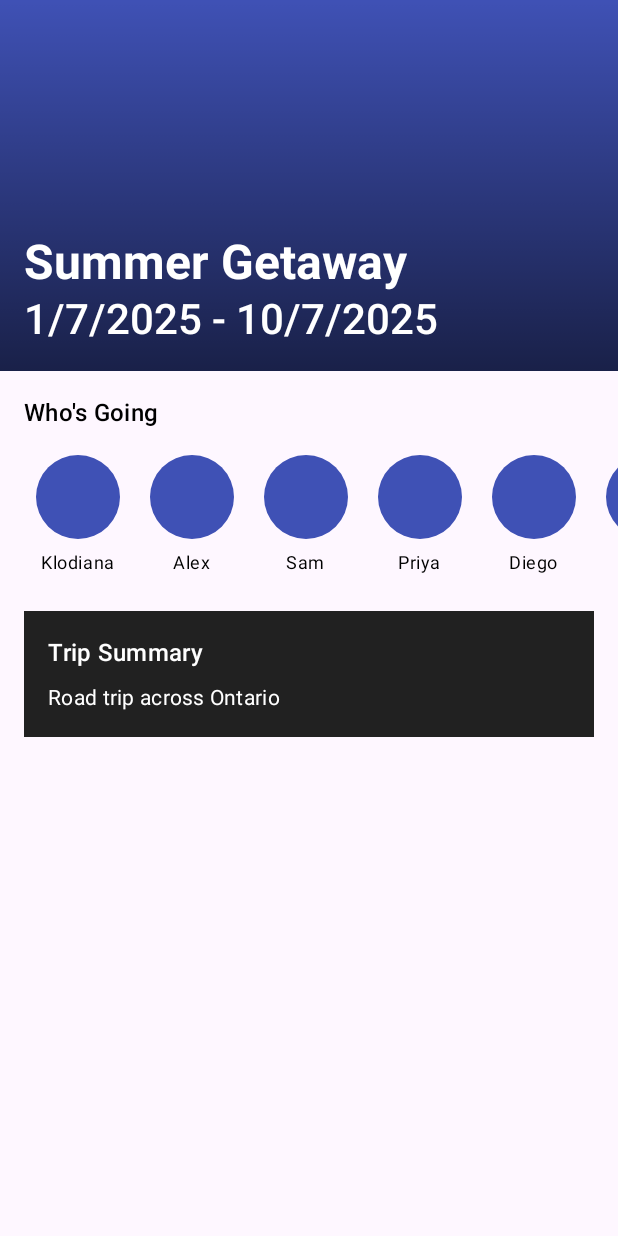
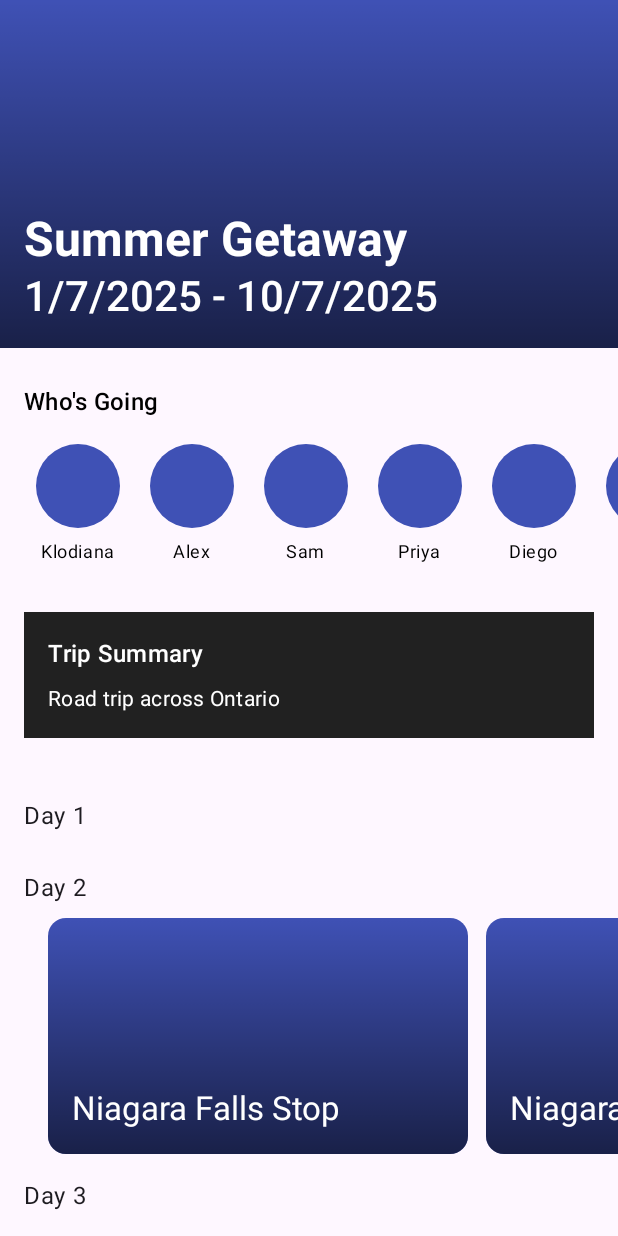
Before and after one commit to EECS3311F25/project-group-ak, an Android app built with Jetpack Compose: the @Preview function App, on a phone screen of 412 x 824 dp. Run offline under Robolectric (Android 15) with nearby library versions, the phone set to English and light mode, and no system bars.

Commit message:
[Scrum-18] Finish Barebones Trip View

```diff
--- a/KotlinProject/composeApp/src/commonMain/kotlin/org/example/project/view/App.kt
+++ b/KotlinProject/composeApp/src/commonMain/kotlin/org/example/project/view/App.kt
@@ -35,6 +35,8 @@ val trip = Trip(
     ),
     events = listOf(
         Event(title = "Niagara Falls Stop", date = LocalDate(2025, 7, 2)),
+        Event(title = "Niagara Boat Tour", date = LocalDate(2025, 7, 2)),
+        Event(title = "Table Rock Lunch", date = LocalDate(2025, 7, 2)),
         Event(title = "Ottawa Parliament Tour", date = LocalDate(2025, 7, 8))
     )
 )
--- a/KotlinProject/composeApp/src/commonMain/kotlin/org/example/project/view/TripView.kt
+++ b/KotlinProject/composeApp/src/commonMain/kotlin/org/example/project/view/TripView.kt
@@ -12,6 +12,7 @@ import androidx.compose.foundation.layout.fillMaxSize
 import androidx.compose.foundation.layout.padding
 import androidx.compose.foundation.layout.height
 import androidx.compose.foundation.layout.size
+import androidx.compose.foundation.layout.width
 import androidx.compose.foundation.lazy.LazyRow
 import androidx.compose.foundation.lazy.LazyColumn
 import androidx.compose.foundation.lazy.items
@@ -33,16 +34,21 @@ import org.example.project.model.Trip
 import org.example.project.model.Event
 import org.example.project.model.User
 import org.example.project.utils.rangeUntil
+import androidx.compose.foundation.layout.aspectRatio
 
 @Composable
 fun TripView(modifier: Modifier = Modifier, trip: Trip) {
     Box(
         modifier = modifier
     ) {
-        Column () {
-            Header(trip.title, trip.startDate, trip.endDate)
-            ListMembersSection(trip.users)
-            TripSummarySection(trip.description)
+        LazyColumn(
+            modifier = Modifier.fillMaxSize(),
+            verticalArrangement = Arrangement.spacedBy(8.dp)
+        ) {
+            item { Header(trip.title, trip.startDate, trip.endDate) }
+            item { ListMembersSection(trip.users) }
+            item { TripSummarySection(trip.description) }
+            item { EventsSection(trip.startDate, trip.endDate, trip.events) }
         }
     }
 }
@@ -52,7 +58,7 @@ fun Header(tripTitle: String, startDate: LocalDate, endDate: LocalDate) {
     Box(
         modifier = Modifier
             .fillMaxWidth()
-            .fillMaxHeight(0.3f),
+            .aspectRatio(16f / 9f),
         contentAlignment = Alignment.BottomStart,
     ){
         Image(
@@ -174,9 +180,8 @@ fun TripSummarySection(tripSummary: String) {
 fun EventsSection(startDate: LocalDate, endDate: LocalDate, events: List<Event>) {
     val dates = startDate.rangeUntil(endDate)
     val eventsByDate = events.groupBy { it.date }
-    LazyColumn {
-        items(count = dates.size) { index ->
-            val date = dates[index]
+    Column {
+        dates.forEachIndexed { index, date ->
             val list = eventsByDate[date].orEmpty()
             EventsGroup(date, index, list)
         }
@@ -186,41 +191,43 @@ fun EventsSection(startDate: LocalDate, endDate: LocalDate, events: List<Event>)
 @Composable
 // TODO: Find a way to get rid of the counter/index, I don't like it
 fun EventsGroup(date: LocalDate, index: Int, eventsForDate: List<Event>) {
-    Column() {
+    Column(Modifier.padding(start = 16.dp, top = 16.dp)) {
         Text(
             text = "Day ${index + 1}",
         )
         Spacer(modifier = Modifier.height(8.dp))
-        LazyRow {
+        LazyRow(
+            modifier = Modifier.padding(start = 16.dp),
+            horizontalArrangement = Arrangement.spacedBy(12.dp)
+        ) {
             items(eventsForDate) { event ->
-                EventCard(event)
+                EventCard(event, modifier = Modifier.width(280.dp))
             }
         }
     }
-
 }
 
 @Composable
-fun EventCard(event: Event) {
+fun EventCard(event: Event, modifier: Modifier = Modifier) {
     Box(
-        modifier = Modifier
-            .fillMaxWidth()
-            .fillMaxHeight(0.3f),
-        contentAlignment = Alignment.BottomStart,
-    ){
+        modifier = modifier
+            .width(280.dp)
+            .aspectRatio(16f / 9f)   // fixed width + aspect ratio gives a stable size in a LazyRow
+            .clip(androidx.compose.foundation.shape.RoundedCornerShape(12.dp)),
+        contentAlignment = Alignment.BottomStart
+    ) {
         Image(
-            // TODO: Allow User to change the image
-            // TODO: Have a default image instead of solid color
             painter = ColorPainter(Color(0xFF3F51B5)),
-            contentDescription = null,
+            contentDescription = event.title,   // use title for accessibility
             modifier = Modifier.fillMaxSize(),
             contentScale = ContentScale.Crop
         )
+
         Box(
             modifier = Modifier
                 .fillMaxSize()
                 .background(
-                    brush = Brush.verticalGradient(
+                    Brush.verticalGradient(
                         colors = listOf(
                             Color.Transparent,
                             Color(0x99000000)
@@ -228,13 +235,12 @@ fun EventCard(event: Event) {
                     )
                 )
         )
-        Column (Modifier.padding(16.dp)) {
+
+        Column(Modifier.padding(16.dp)) {
             Text(
                 text = event.title,
                 color = Color.White,
-                style = MaterialTheme.typography.headlineLarge.copy(
-                    fontWeight = FontWeight.Bold
-                )
+                style = MaterialTheme.typography.titleLarge
             )
         }
     }
```
